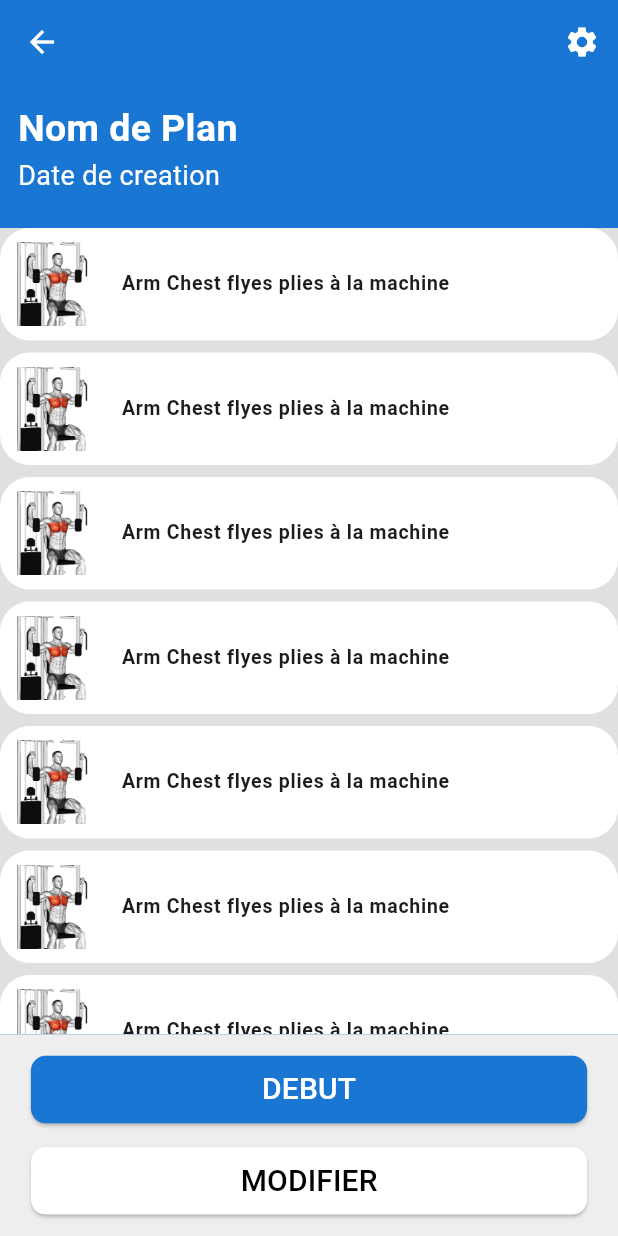
After one commit to M-Amine-HM/gym_app, a Flutter app: the OnGoingPlanScreen screen opened directly, on a phone screen of 412 x 824 dp. The commit adds this screen. Run offline on Flutter 3.47's test engine with Material 3 defaults, Android fonts, the phone set to English and light mode, and no system bars; our stand-ins replace table_calendar, video_player.

Commit message:
Adding Plan Page

```diff
--- /dev/null
+++ b/lib/core/planOnGoing.dart
@@ -0,0 +1,182 @@
+import 'package:flutter/material.dart';
+
+class OnGoingPlanScreen extends StatefulWidget {
+  const OnGoingPlanScreen({super.key});
+
+  @override
+  State<OnGoingPlanScreen> createState() => _OnGoingPlanScreenState();
+}
+
+class _OnGoingPlanScreenState extends State<OnGoingPlanScreen> {
+  @override
+  Widget build(BuildContext context) {
+    return Scaffold(
+        backgroundColor: Colors.blue[700],
+        appBar: AppBar(
+          leading: IconButton(
+              onPressed: () {
+                Navigator.pop(context);
+              },
+              icon: Icon(
+                Icons.arrow_back,
+                color: Colors.white,
+              )),
+          backgroundColor: Colors.blue[700],
+          actions: <Widget>[
+            IconButton(
+              icon: const Icon(
+                Icons.settings,
+                color: Colors.white,
+              ),
+              tooltip: 'Comment Icon',
+              onPressed: () {},
+            ), //IconButton
+            //IconButton
+          ],
+        ),
+        body: Column(
+          crossAxisAlignment: CrossAxisAlignment.start,
+          children: [
+            Padding(
+              padding: const EdgeInsets.all(12),
+              child: Column(
+                crossAxisAlignment: CrossAxisAlignment.start,
+                children: [
+                  Text(
+                    "Nom de Plan",
+                    style: TextStyle(
+                        fontSize: 25,
+                        color: Colors.white,
+                        fontWeight: FontWeight.w600),
+                  ),
+                  Text(
+                    "Date de creation",
+                    style: TextStyle(
+                        fontSize: 18,
+                        color: Colors.white,
+                        fontWeight: FontWeight.w400),
+                  ),
+                  SizedBox(
+                    height: 10,
+                  )
+                ],
+              ),
+            ),
+            Expanded(
+              flex: 4,
+              child: Container(
+                decoration: BoxDecoration(
+                  //shape: BoxShape.rectangle,
+                  color: Colors.grey[300],
+                  // borderRadius: BorderRadius.circular(18),
+                ),
+                child: ListView.separated(
+                    itemBuilder: ((context, index) => ExerciceWidget(
+                          onTap: () {},
+                          bodyPartImage: "chestflyes.png",
+                          bodyPartName: "Arm Chest flyes plies à la machine",
+                        )),
+                    separatorBuilder: (context, index) => const SizedBox(
+                          height: 8,
+                        ),
+                    itemCount: 20),
+              ),
+            ),
+            Expanded(
+                child: Container(
+              color: Colors.grey[200],
+              child: Center(
+                child: Column(
+                  mainAxisAlignment: MainAxisAlignment.spaceEvenly,
+                  //crossAxisAlignment: CrossAxisAlignment.center,
+                  children: [
+                    ElevatedButton(
+                      style: ElevatedButton.styleFrom(
+                        backgroundColor: Colors.blue[700],
+                        shape: RoundedRectangleBorder(
+                            borderRadius: BorderRadius.circular(10)),
+                        fixedSize:
+                            Size((MediaQuery.of(context).size.width * 0.9), 45),
+                      ),
+                      onPressed: () {},
+                      child: Text(
+                        "DEBUT",
+                        style: TextStyle(fontSize: 20, color: Colors.white),
+                      ),
+                    ),
+                    ElevatedButton(
+                      style: ElevatedButton.styleFrom(
+                        backgroundColor: Colors.white,
+                        shape: RoundedRectangleBorder(
+                            borderRadius: BorderRadius.circular(10)),
+                        fixedSize:
+                            Size((MediaQuery.of(context).size.width * 0.9), 45),
+                      ),
+                      onPressed: () {},
+                      child: Text(
+                        "MODIFIER",
+                        style: TextStyle(fontSize: 20, color: Colors.black),
+                      ),
+                    ),
+                  ],
+                ),
+              ),
+            ))
+          ],
+        ));
+  }
+}
+
+class ExerciceWidget extends StatelessWidget {
+  ExerciceWidget(
+      {super.key,
+      required this.bodyPartImage,
+      required this.bodyPartName,
+      required this.onTap});
+  void Function() onTap;
+  final String bodyPartImage;
+  final String bodyPartName;
+
+  @override
+  Widget build(BuildContext context) {
+    return InkWell(
+      onTap: onTap,
+      child: Container(
+        height: 75,
+        decoration: BoxDecoration(
+          //shape: BoxShape.rectangle,
+          color: Colors.white,
+          borderRadius: BorderRadius.circular(20),
+        ),
+        child: Center(
+          child: ListTile(
+            //tileColor: Colors.white,
+            contentPadding: const EdgeInsets.only(left: 5, right: 0.0),
+            leading: SizedBox(
+              height: 70,
+              width: 60,
+              // constraints: BoxConstraints(
+              //   minWidth: 70,
+              //   minHeight: 40,
+              //   maxWidth: 95,
+              //   maxHeight: 90,
+              // ),
+              child: Image(
+                image: AssetImage("assets/images/$bodyPartImage"),
+                fit: BoxFit.cover,
+              ),
+            ),
+            title: Text(
+              bodyPartName,
+              style: const TextStyle(fontSize: 13, fontWeight: FontWeight.w600),
+            ),
+            // trailing: Checkbox(
+            //   value: false,
+            //   onChanged: (newBool) {},
+            // ),
+          ),
+        ),
+      ),
+    );
+  }
+}
```
Also changed, not shown: lib/core/bodyPartDetails.dart (+5 -3 lines), lib/core/plans.dart (added, +224 -0 lines).
